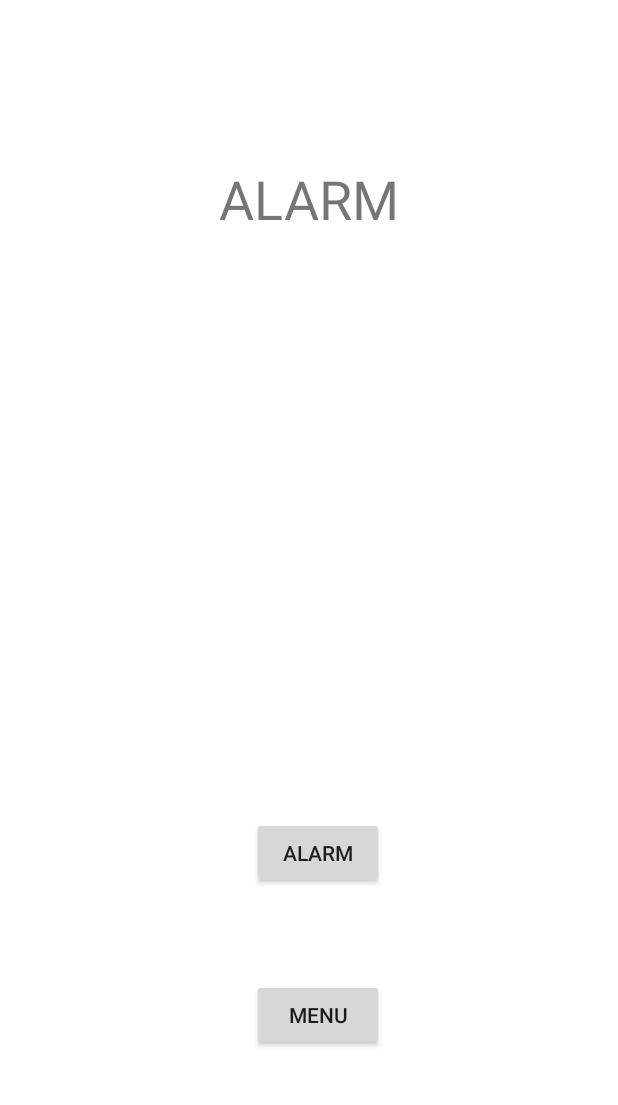
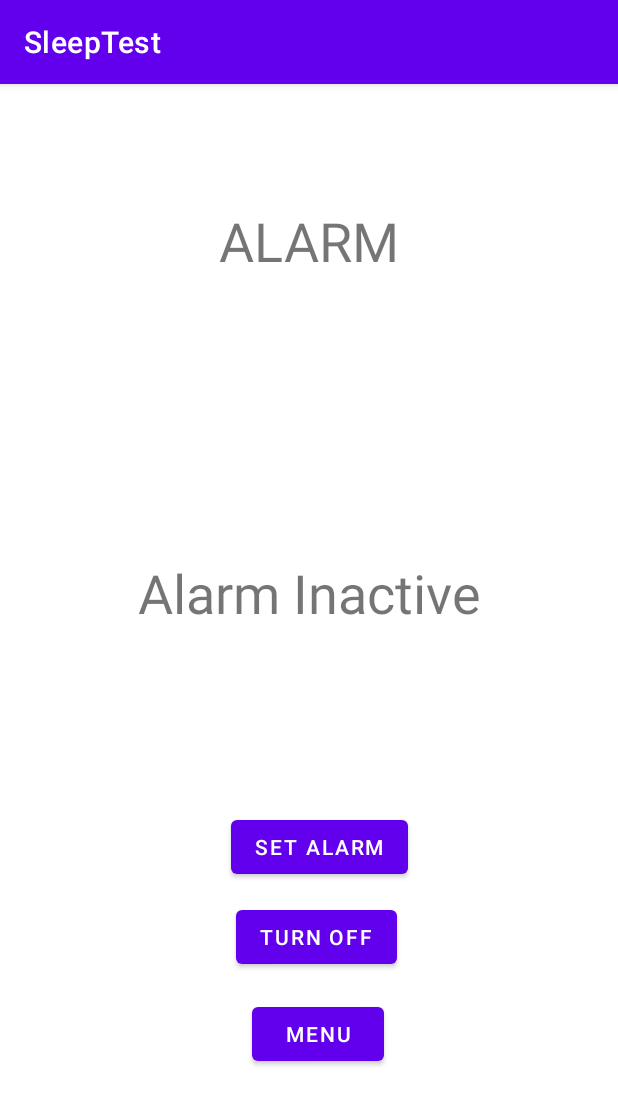
Before and after one commit to Wangsteven3/EC327-Project, an Android app: the alarm screen opened directly, with no data from a screen before it, on a phone screen of 412 x 824 dp. Shown: the top 1105 px of the screen. Run offline under Robolectric (Android 15) with nearby library versions, the phone set to English and light mode, and no system bars.

Commit message:
Updated pre alarm set

```diff
--- a/app/src/main/AndroidManifest.xml
+++ b/app/src/main/AndroidManifest.xml
@@ -19,6 +19,9 @@
 
         <activity android:name=".profile"></activity>
         <activity android:name=".alarm"></activity>
+
+        <receiver android:name=".AlertReceiver"/>
+
     </application>
 
 </manifest>
--- a/app/src/main/java/com/example/sleeptest/alarm.java
+++ b/app/src/main/java/com/example/sleeptest/alarm.java
@@ -1,11 +1,15 @@
 package com.example.sleeptest;
 
-import android.app.Activity;
+import android.app.TimePickerDialog;
 import android.content.Intent;
 import android.os.Bundle;
 import android.view.View;
+import android.widget.TextView;
 
-public class alarm extends Activity {
+import androidx.appcompat.app.AppCompatActivity;
+import androidx.fragment.app.DialogFragment;
+
+public class alarm extends AppCompatActivity implements TimePickerDialog.OnTimeSetListener {
 
     @Override
     protected void onCreate(Bundle savedInstanceState) { //alarm xml
@@ -23,8 +27,19 @@ public class alarm extends Activity {
         }
     }
 
+//    Button button = (Button) findViewById(R.id.button);
+//    button.setOnClickListener(new View.OnClickListener())  {
+               // @Override
+                public void alarmSet(View v) {
+                    DialogFragment timePick = new TimePicker();
+                    timePick.show(getSupportFragmentManager(), "Time Picker");
 
+                }
+//        }
 
-
-
+    @Override
+    public void onTimeSet(android.widget.TimePicker view, int hourOfDay, int minute) {
+        TextView textView = (TextView)findViewById(R.id.textView);
+        textView.setText("Hour: " + hourOfDay + " Minute: " + minute);
+    }
 }
--- a/app/src/main/res/layout/activity_main.xml
+++ b/app/src/main/res/layout/activity_main.xml
@@ -37,7 +37,7 @@
         app:layout_constraintTop_toBottomOf="@+id/BsetAlarm" />
 
     <TextView
-        android:id="@+id/textView"
+        android:id="@+id/SleepSmartMain"
         android:layout_width="168dp"
         android:layout_height="51dp"
         android:layout_marginStart="122dp"
@@ -64,9 +64,9 @@
         android:layout_marginRight="147dp"
         android:layout_marginBottom="40dp"
         android:onClick="alarmClick"
-        android:text="Set Alarm"
+        android:text="Alarm"
         app:layout_constraintBottom_toTopOf="@+id/button4"
         app:layout_constraintEnd_toEndOf="parent"
         app:layout_constraintStart_toStartOf="parent"
-        app:layout_constraintTop_toBottomOf="@+id/textView" />
+        app:layout_constraintTop_toBottomOf="@+id/SleepSmartMain" />
 </androidx.constraintlayout.widget.ConstraintLayout>
--- a/app/src/main/res/layout/alarm.xml
+++ b/app/src/main/res/layout/alarm.xml
@@ -7,7 +7,7 @@
     android:layout_height="match_parent">
 
     <TextView
-        android:id="@+id/textView3"
+        android:id="@+id/AlarmPageTitle"
         android:layout_width="wrap_content"
         android:layout_height="wrap_content"
         android:layout_marginStart="145dp"
@@ -25,25 +25,12 @@
         app:layout_constraintTop_toTopOf="parent" />
 
     <Button
-        android:id="@+id/Balarm"
-        android:layout_width="wrap_content"
-        android:layout_height="wrap_content"
-        android:layout_marginStart="167dp"
-        android:layout_marginLeft="167dp"
-        android:layout_marginEnd="156dp"
-        android:layout_marginRight="156dp"
-        android:layout_marginBottom="231dp"
-        android:text="ALARM"
-        app:layout_constraintBottom_toBottomOf="parent"
-        app:layout_constraintEnd_toEndOf="parent"
-        app:layout_constraintStart_toStartOf="parent" />
-
-    <Button
         android:id="@+id/Breturn"
         android:layout_width="wrap_content"
         android:layout_height="wrap_content"
         android:layout_marginStart="167dp"
         android:layout_marginLeft="167dp"
+        android:layout_marginTop="30dp"
         android:layout_marginEnd="156dp"
         android:layout_marginRight="156dp"
         android:layout_marginBottom="123dp"
@@ -51,5 +38,56 @@
         android:text="Menu"
         app:layout_constraintBottom_toBottomOf="parent"
         app:layout_constraintEnd_toEndOf="parent"
-        app:layout_constraintStart_toStartOf="parent" />
+        app:layout_constraintStart_toStartOf="parent"
+        app:layout_constraintTop_toBottomOf="@+id/button_cancel" />
+
+    <Button
+        android:id="@+id/button"
+        android:layout_width="wrap_content"
+        android:layout_height="wrap_content"
+        android:layout_marginStart="166dp"
+        android:layout_marginLeft="166dp"
+        android:layout_marginTop="340dp"
+        android:layout_marginEnd="152dp"
+        android:layout_marginRight="152dp"
+        android:layout_marginBottom="61dp"
+        android:onClick="alarmSet"
+        android:text="SET ALARM"
+        app:layout_constraintBottom_toTopOf="@+id/Breturn"
+        app:layout_constraintEnd_toEndOf="parent"
+        app:layout_constraintStart_toStartOf="parent"
+        app:layout_constraintTop_toBottomOf="@+id/AlarmPageTitle" />
+
+    <TextView
+        android:id="@+id/textView"
+        android:layout_width="wrap_content"
+        android:layout_height="wrap_content"
+        android:layout_marginStart="165dp"
+        android:layout_marginLeft="165dp"
+        android:layout_marginTop="179dp"
+        android:layout_marginEnd="165dp"
+        android:layout_marginRight="165dp"
+        android:layout_marginBottom="114dp"
+        android:onClick="onTimeSet"
+        android:text="Alarm Inactive"
+        android:textSize="36sp"
+        app:layout_constraintBottom_toTopOf="@+id/button"
+        app:layout_constraintEnd_toEndOf="parent"
+        app:layout_constraintStart_toStartOf="parent"
+        app:layout_constraintTop_toBottomOf="@+id/AlarmPageTitle" />
+
+    <Button
+        android:id="@+id/button_cancel"
+        android:layout_width="wrap_content"
+        android:layout_height="wrap_content"
+        android:layout_marginStart="160dp"
+        android:layout_marginLeft="160dp"
+        android:layout_marginTop="12dp"
+        android:layout_marginEnd="150dp"
+        android:layout_marginRight="150dp"
+        android:onClick="cancel"
+        android:text="TURN OFF"
+        app:layout_constraintEnd_toEndOf="parent"
+        app:layout_constraintStart_toStartOf="parent"
+        app:layout_constraintTop_toBottomOf="@+id/button" />
 </androidx.constraintlayout.widget.ConstraintLayout>
--- a/app/src/main/res/layout/profile.xml
+++ b/app/src/main/res/layout/profile.xml
@@ -24,7 +24,7 @@
         app:layout_constraintTop_toTopOf="parent" />
 
     <TextView
-        android:id="@+id/textView2"
+        android:id="@+id/ProfileTitle"
         android:layout_width="wrap_content"
         android:layout_height="wrap_content"
         android:layout_marginStart="154dp"
```
Also changed, not shown: app/src/main/java/com/example/sleeptest/AlertReceiver.java (added, +18 -0 lines), app/src/main/java/com/example/sleeptest/MainActivity.java (+4 -4 lines), app/src/main/java/com/example/sleeptest/Notification.java (added, +50 -0 lines), app/src/main/java/com/example/sleeptest/TimePicker.java (added, +25 -0 lines).
